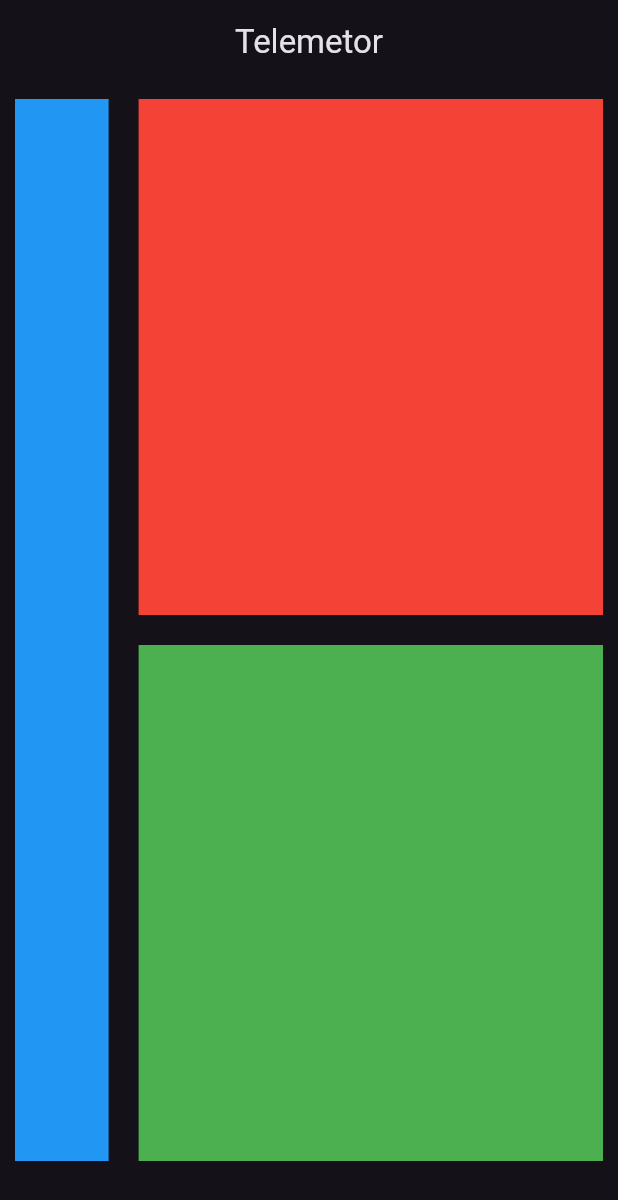
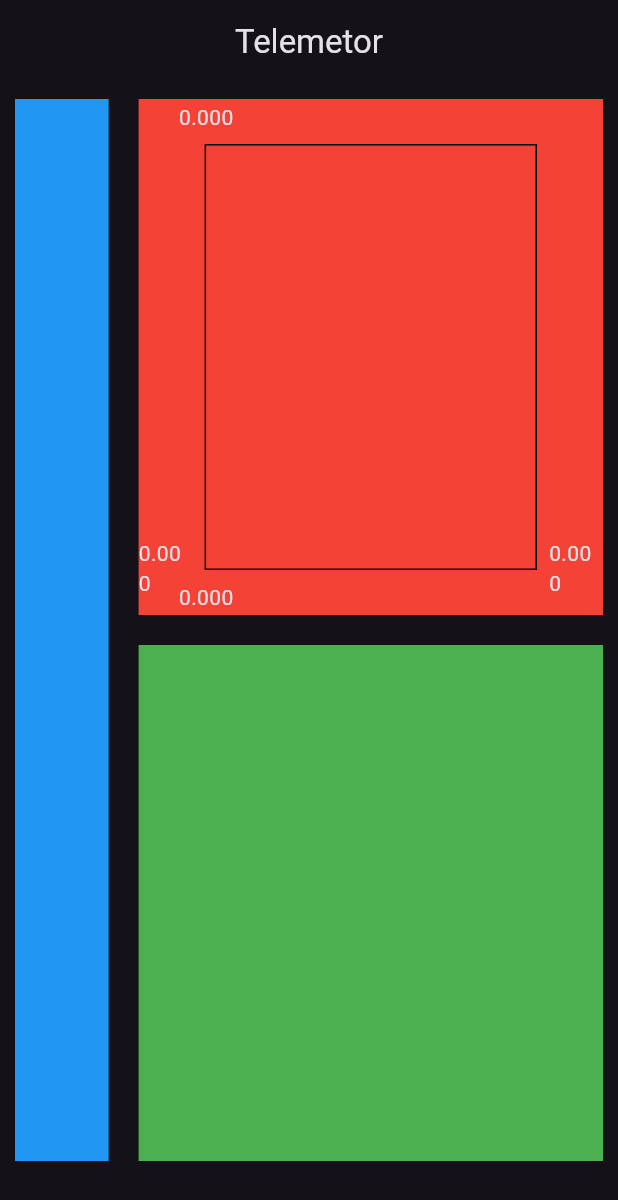
Before and after one commit to DH-ai/Telemetor, a Flutter app: the screen it shows after launch, on a phone screen of 412 x 824 dp. Shown: the top 1200 px of the screen. Run offline on Flutter 3.47's test engine with Material 3 defaults, Android fonts, the light colour scheme and no system bars; drawn by our look-alikes of fl_chart; our stand-ins replace csv.

Commit message:
Started Working on first probable demo

```diff
--- a/lib/main.dart
+++ b/lib/main.dart
@@ -2,6 +2,10 @@
 
 import 'package:flutter/material.dart';
 import 'package:flutter/services.dart';
+import 'package:fl_chart/fl_chart.dart';
+import 'dart:io';
+import 'dart:async';
+import 'package:csv/csv.dart';
 
 
 void main (){
@@ -61,6 +65,11 @@ class MyHomePage extends StatelessWidget{
                     child: Container(
                       color: Colors.red,
                       margin: const EdgeInsets.all(10),
+                      child: LineChart(
+                        LineChartData(
+
+                        ),
+                      ),
 
                     ),
                   ),
--- a/pubspec.yaml
+++ b/pubspec.yaml
@@ -35,6 +35,8 @@ dependencies:
   # The following adds the Cupertino Icons font to your application.
   # Use with the CupertinoIcons class for iOS style icons.
   cupertino_icons: ^1.0.8
+  fl_chart: ^0.69.0
+  csv: ^6.0.0
 
 dev_dependencies:
   flutter_test:
```
Also changed, not shown: pubspec.lock.
